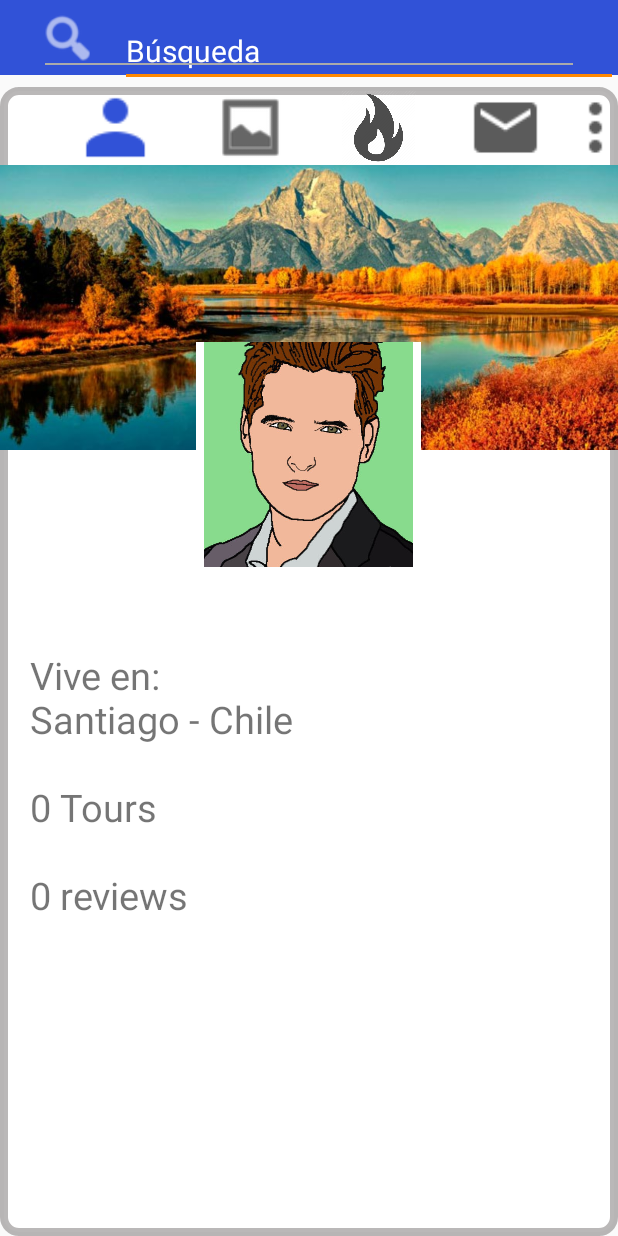
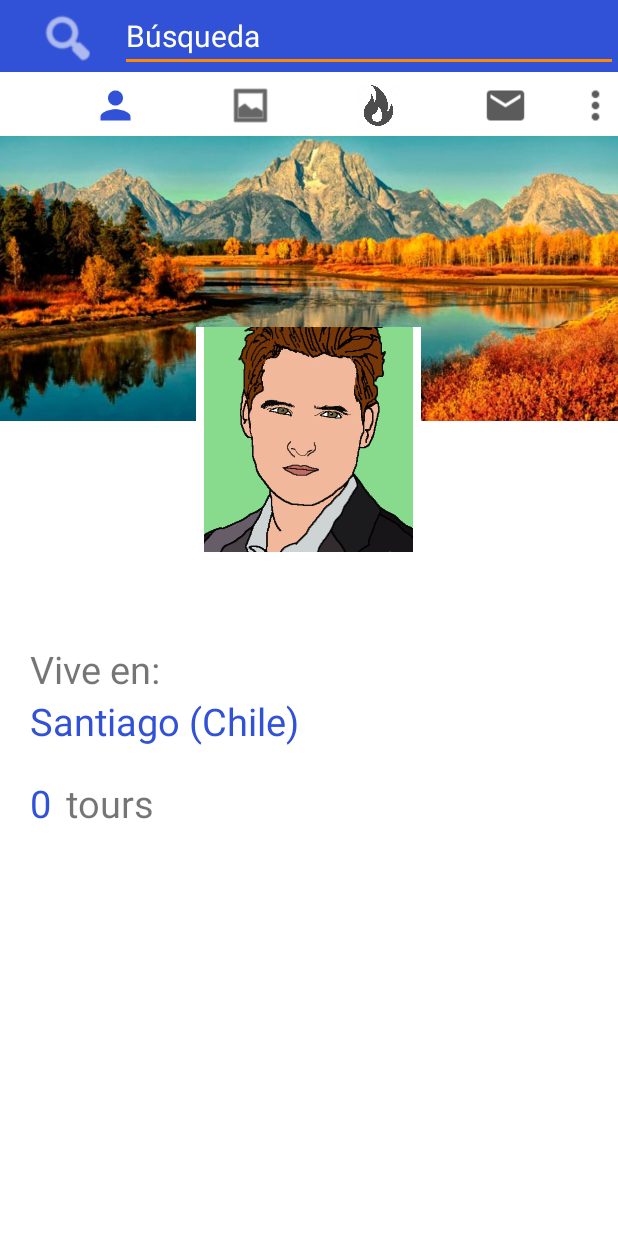
Before and after one commit to iorellana18/cicerOTApp, an Android app: the ProfileActivity screen opened directly, with no data from a screen before it, on a phone screen of 412 x 824 dp. Run offline under Robolectric (Android 15) with nearby library versions, the light colour scheme and no system bars.

Commit message:
Corrección perfil usuario

```diff
--- a/app/src/main/res/layout/activity_profile.xml
+++ b/app/src/main/res/layout/activity_profile.xml
@@ -16,7 +16,6 @@
         android:layout_width="match_parent"
         android:layout_height="wrap_content"
         android:layout_gravity="top"
-        android:layout_marginTop="10dp"
         android:layout_marginLeft="80dp"
         android:inputType="text"
         android:textColor="@color/colorPrimary"
@@ -38,8 +37,7 @@
         />
     <View
         android:layout_width="match_parent"
-        android:layout_marginTop="42dp"
-        android:layout_marginBottom="10dp"
+        android:layout_below="@+id/SearchProfile"
         android:layout_marginLeft="30dp"
         android:layout_marginRight="30dp"
         android:layout_height="1dp"
@@ -53,7 +51,7 @@
         android:layout_height="match_parent"
         android:layout_below="@+id/SearchProfile"
         style="@style/Divider"
-        android:background="@drawable/paper"/>
+        android:background="@color/colorPrimary"/>
 
 
 
@@ -61,8 +59,8 @@
         android:id="@+id/menuIcon"
         android:layout_below="@+id/SearchContent"
         android:layout_width="30dp"
-        android:layout_height="50dp"
-        android:layout_marginTop="10dp"
+        android:layout_height="30dp"
+        android:layout_marginTop="5dp"
         android:layout_alignParentRight="true"
         android:scaleType="centerCrop"
         android:src="@mipmap/ic_more_vert_black_24dp"
@@ -73,13 +71,13 @@
         android:id="@+id/mailIcon"
         android:layout_below="@+id/SearchContent"
         android:layout_width="90dp"
-        android:paddingLeft="20dp"
-        android:paddingRight="20dp"
-        android:layout_height="50dp"
-        android:layout_marginTop="10dp"
+        android:paddingLeft="30dp"
+        android:paddingRight="30dp"
+        android:layout_height="30dp"
+        android:layout_marginTop="5dp"
         android:layout_toLeftOf="@+id/menuIcon"
         android:scaleType="centerCrop"
-        android:src="@mipmap/ic_email_black_24dp"
+        android:src="@mipmap/ic_email_black_48dp"
         android:tint="@color/SeriousGray"
         />
 
@@ -87,11 +85,11 @@
         android:id="@+id/fireIcon"
         android:layout_below="@+id/SearchContent"
         android:layout_width="80dp"
-        android:paddingLeft="15dp"
-        android:paddingRight="15dp"
-        android:layout_height="50dp"
+        android:paddingLeft="25dp"
+        android:paddingRight="25dp"
+        android:layout_height="30dp"
         android:layout_toLeftOf="@+id/mailIcon"
-        android:layout_marginTop="10dp"
+        android:layout_marginTop="5dp"
         android:scaleType="centerCrop"
         android:src="@drawable/fire"
         />
@@ -100,11 +98,11 @@
         android:id="@+id/galleryIcon"
         android:layout_below="@+id/SearchContent"
         android:layout_width="90dp"
-        android:paddingRight="20dp"
-        android:paddingLeft="20dp"
-        android:layout_height="50dp"
+        android:paddingRight="30dp"
+        android:paddingLeft="30dp"
+        android:layout_height="30dp"
         android:layout_toLeftOf="@+id/fireIcon"
-        android:layout_marginTop="10dp"
+        android:layout_marginTop="5dp"
         android:scaleType="centerCrop"
         android:src="@android:drawable/ic_menu_gallery"
         android:tint="@color/black"
@@ -114,13 +112,13 @@
         android:id="@+id/profileIcon"
         android:layout_below="@+id/SearchContent"
         android:layout_width="90dp"
-        android:paddingLeft="20dp"
-        android:paddingRight="20dp"
-        android:layout_height="50dp"
+        android:paddingLeft="30dp"
+        android:paddingRight="30dp"
+        android:layout_height="30dp"
         android:layout_toLeftOf="@+id/galleryIcon"
-        android:layout_marginTop="10dp"
+        android:layout_marginTop="5dp"
         android:scaleType="centerCrop"
-        android:src="@mipmap/ic_person_black_24dp"
+        android:src="@mipmap/ic_person_black_48dp"
         android:tint="@color/colorPrimaryDark"
         />
 
@@ -128,6 +126,7 @@
         android:id="@+id/ProfilePortada"
         android:layout_below="@+id/menuIcon"
         android:layout_width="match_parent"
+        android:layout_marginTop="5dp"
         android:layout_height="190dp"
         android:scaleType="centerCrop"
         android:src="@drawable/paisaje4"
@@ -155,18 +154,54 @@
         android:layout_width="wrap_content"
         android:layout_height="wrap_content"
         android:layout_below="@+id/ProfileImage"
-        android:textSize="25dp"
+        android:textSize="30sp"
         android:layout_marginTop="20dp"
         android:layout_centerHorizontal="true"
         android:text="name:"/>
 
     <TextView
-        android:id="@+id/ProfileDescription"
+        android:id="@+id/ViveEn"
         android:layout_below="@+id/ProfileName"
         android:layout_width="wrap_content"
         android:layout_height="wrap_content"
         android:textSize="25sp"
         android:layout_marginLeft="20dp"
-        android:text="Vive en:\nSantiago - Chile\n\n0 Tours \n\n0 reviews"
+        android:text="Vive en:"
         />
+
+    <TextView
+        android:id="@+id/placeProfile"
+        android:layout_below="@+id/ViveEn"
+        android:layout_width="wrap_content"
+        android:layout_height="wrap_content"
+        android:textSize="25sp"
+        android:layout_marginLeft="20dp"
+        android:text="Santiago (Chile)"
+        android:textColor="@color/colorPrimaryDark"
+        />
+
+
+    <TextView
+        android:id="@+id/numberOfTours"
+        android:layout_below="@+id/placeProfile"
+        android:layout_width="wrap_content"
+        android:layout_height="wrap_content"
+        android:layout_marginTop="20dp"
+        android:textSize="25sp"
+        android:layout_marginLeft="20dp"
+        android:text="0"
+        android:textColor="@color/colorPrimaryDark"
+        />
+    <TextView
+        android:id="@+id/Tours"
+        android:layout_below="@+id/placeProfile"
+        android:layout_toRightOf="@+id/numberOfTours"
+        android:layout_width="wrap_content"
+        android:layout_height="wrap_content"
+        android:layout_marginTop="20dp"
+        android:textSize="25sp"
+        android:layout_marginLeft="10dp"
+        android:text="tours"
+        />
+
 </RelativeLayout>
```
Also changed, not shown: app/src/main/res/mipmap-hdpi/ic_person_black_48dp.png (added), app/src/main/res/mipmap-hdpi/ic_whatshot_black_48dp.png (added), app/src/main/res/mipmap-mdpi/ic_email_black_48dp.png (added).
